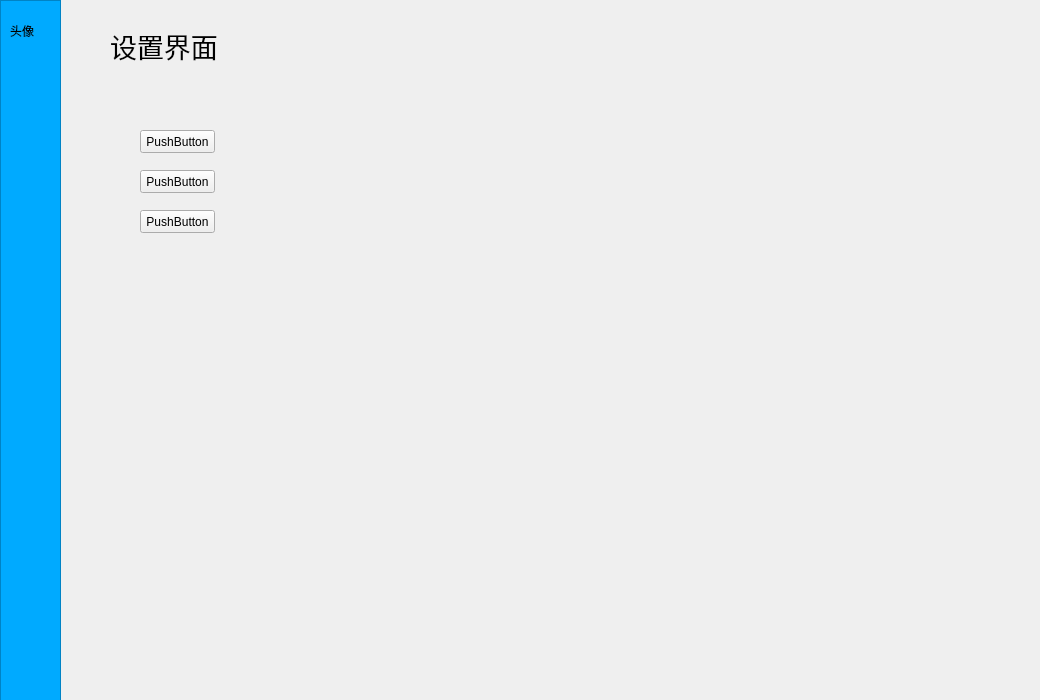
The window that src/client/ui/logwindow.ui (SHIDi233/WeWork3) describes before a commit, drawn with Qt 5.
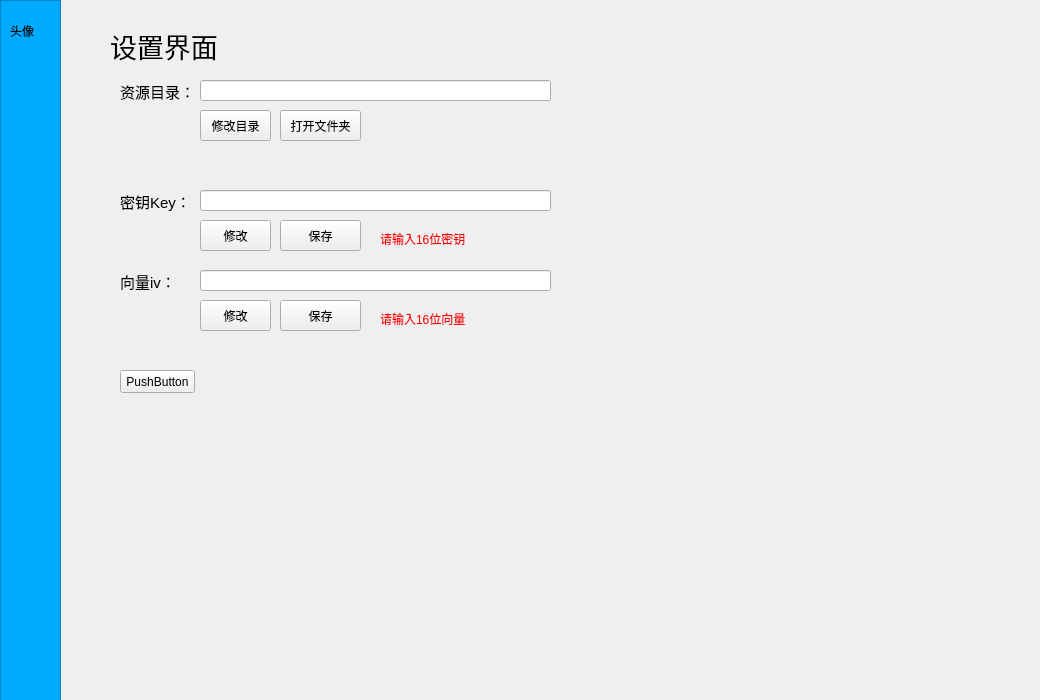
The same window after the commit. The open tabs and pages were chosen to show the change. Icons and pictures are not drawn.

```diff
--- a/src/client/ui/logwindow.ui
+++ b/src/client/ui/logwindow.ui
@@ -611,34 +611,34 @@
     <widget class="QPushButton" name="pushButton_2">
      <property name="geometry">
       <rect>
-       <x>80</x>
-       <y>130</y>
-       <width>75</width>
-       <height>23</height>
+       <x>140</x>
+       <y>110</y>
+       <width>71</width>
+       <height>31</height>
       </rect>
      </property>
      <property name="text">
-      <string>PushButton</string>
+      <string>修改目录</string>
      </property>
     </widget>
     <widget class="QPushButton" name="pushButton_3">
      <property name="geometry">
       <rect>
-       <x>80</x>
-       <y>170</y>
-       <width>75</width>
-       <height>23</height>
+       <x>220</x>
+       <y>110</y>
+       <width>81</width>
+       <height>31</height>
       </rect>
      </property>
      <property name="text">
-      <string>PushButton</string>
+      <string>打开文件夹</string>
      </property>
     </widget>
     <widget class="QPushButton" name="pushButton_4">
      <property name="geometry">
       <rect>
-       <x>80</x>
-       <y>210</y>
+       <x>60</x>
+       <y>370</y>
        <width>75</width>
        <height>23</height>
       </rect>
@@ -647,6 +647,177 @@
       <string>PushButton</string>
      </property>
     </widget>
+    <widget class="QLabel" name="path_label">
+     <property name="geometry">
+      <rect>
+       <x>60</x>
+       <y>80</y>
+       <width>71</width>
+       <height>21</height>
+      </rect>
+     </property>
+     <property name="text">
+      <string>&lt;html&gt;&lt;head/&gt;&lt;body&gt;&lt;p&gt;&lt;span style=&quot; font-size:11pt;&quot;&gt;资源目录：&lt;/span&gt;&lt;/p&gt;&lt;/body&gt;&lt;/html&gt;</string>
+     </property>
+    </widget>
+    <widget class="QLineEdit" name="path_line">
+     <property name="geometry">
+      <rect>
+       <x>140</x>
+       <y>80</y>
+       <width>351</width>
+       <height>21</height>
+      </rect>
+     </property>
+     <property name="font">
+      <font>
+       <pointsize>11</pointsize>
+      </font>
+     </property>
+     <property name="readOnly">
+      <bool>true</bool>
+     </property>
+    </widget>
+    <widget class="QPushButton" name="key_save">
+     <property name="geometry">
+      <rect>
+       <x>220</x>
+       <y>220</y>
+       <width>81</width>
+       <height>31</height>
+      </rect>
+     </property>
+     <property name="text">
+      <string>保存</string>
+     </property>
+    </widget>
+    <widget class="QLabel" name="key_label">
+     <property name="geometry">
+      <rect>
+       <x>60</x>
+       <y>190</y>
+       <width>71</width>
+       <height>21</height>
+      </rect>
+     </property>
+     <property name="text">
+      <string>&lt;html&gt;&lt;head/&gt;&lt;body&gt;&lt;p&gt;&lt;span style=&quot; font-size:11pt;&quot;&gt;密钥Key：&lt;/span&gt;&lt;/p&gt;&lt;/body&gt;&lt;/html&gt;</string>
+     </property>
+    </widget>
+    <widget class="QPushButton" name="key_change">
+     <property name="geometry">
+      <rect>
+       <x>140</x>
+       <y>220</y>
+       <width>71</width>
+       <height>31</height>
+      </rect>
+     </property>
+     <property name="text">
+      <string>修改</string>
+     </property>
+    </widget>
+    <widget class="QLineEdit" name="key_line">
+     <property name="geometry">
+      <rect>
+       <x>140</x>
+       <y>190</y>
+       <width>351</width>
+       <height>21</height>
+      </rect>
+     </property>
+     <property name="font">
+      <font>
+       <pointsize>11</pointsize>
+      </font>
+     </property>
+     <property name="readOnly">
+      <bool>true</bool>
+     </property>
+    </widget>
+    <widget class="QPushButton" name="iv_save">
+     <property name="geometry">
+      <rect>
+       <x>220</x>
+       <y>300</y>
+       <width>81</width>
+       <height>31</height>
+      </rect>
+     </property>
+     <property name="text">
+      <string>保存</string>
+     </property>
+    </widget>
+    <widget class="QLabel" name="iv_label">
+     <property name="geometry">
+      <rect>
+       <x>60</x>
+       <y>270</y>
+       <width>71</width>
+       <height>21</height>
+      </rect>
+     </property>
+     <property name="text">
+      <string>&lt;html&gt;&lt;head/&gt;&lt;body&gt;&lt;p&gt;&lt;span style=&quot; font-size:11pt;&quot;&gt;向量iv：&lt;/span&gt;&lt;/p&gt;&lt;/body&gt;&lt;/html&gt;</string>
+     </property>
+    </widget>
+    <widget class="QPushButton" name="iv_change">
+     <property name="geometry">
+      <rect>
+       <x>140</x>
+       <y>300</y>
+       <width>71</width>
+       <height>31</height>
+      </rect>
+     </property>
+     <property name="text">
+      <string>修改</string>
+     </property>
+    </widget>
+    <widget class="QLineEdit" name="iv_line">
+     <property name="geometry">
+      <rect>
+       <x>140</x>
+       <y>270</y>
+       <width>351</width>
+       <height>21</height>
+      </rect>
+     </property>
+     <property name="font">
+      <font>
+       <pointsize>11</pointsize>
+      </font>
+     </property>
+     <property name="readOnly">
+      <bool>true</bool>
+     </property>
+    </widget>
+    <widget class="QLabel" name="key_hint">
+     <property name="geometry">
+      <rect>
+       <x>320</x>
+       <y>230</y>
+       <width>111</width>
+       <height>16</height>
+      </rect>
+     </property>
+     <property name="text">
+      <string>&lt;html&gt;&lt;head/&gt;&lt;body&gt;&lt;p&gt;&lt;span style=&quot; color:#f70000;&quot;&gt;请输入16位密钥&lt;/span&gt;&lt;/p&gt;&lt;/body&gt;&lt;/html&gt;</string>
+     </property>
+    </widget>
+    <widget class="QLabel" name="iv_hint">
+     <property name="geometry">
+      <rect>
+       <x>320</x>
+       <y>310</y>
+       <width>111</width>
+       <height>16</height>
+      </rect>
+     </property>
+     <property name="text">
+      <string>&lt;html&gt;&lt;head/&gt;&lt;body&gt;&lt;p&gt;&lt;span style=&quot; color:#f70000;&quot;&gt;请输入16位向量&lt;/span&gt;&lt;/p&gt;&lt;/body&gt;&lt;/html&gt;</string>
+     </property>
+    </widget>
    </widget>
   </widget>
  </widget>
```
Left out of the diff: 19 changed lines with no effect on the pictures.
